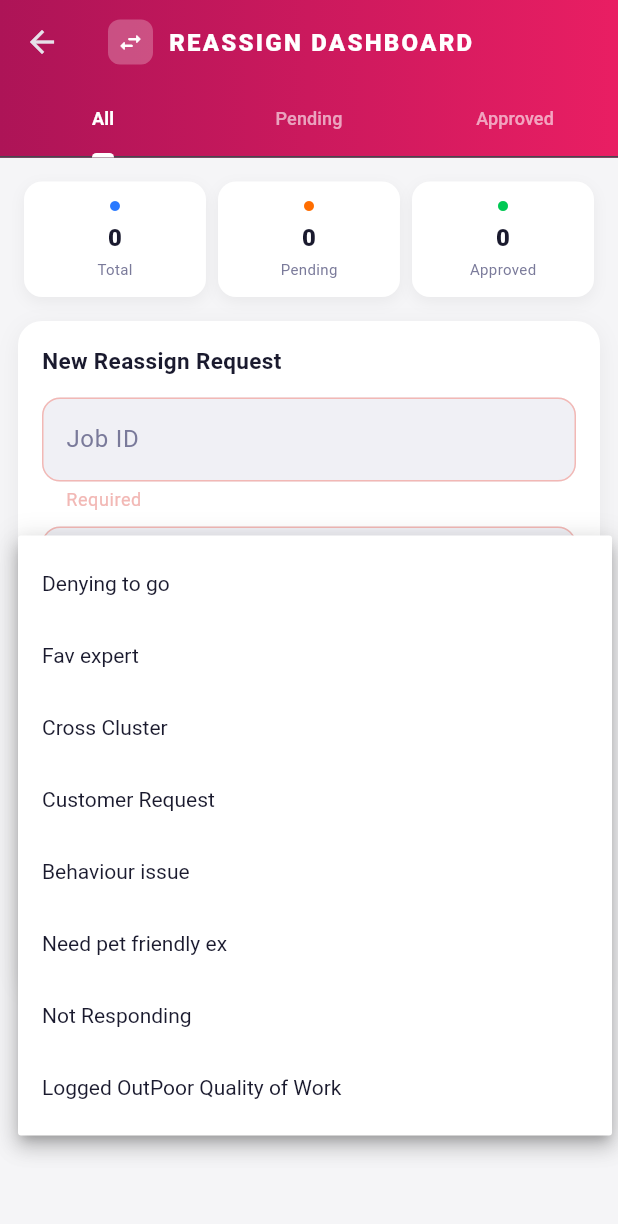
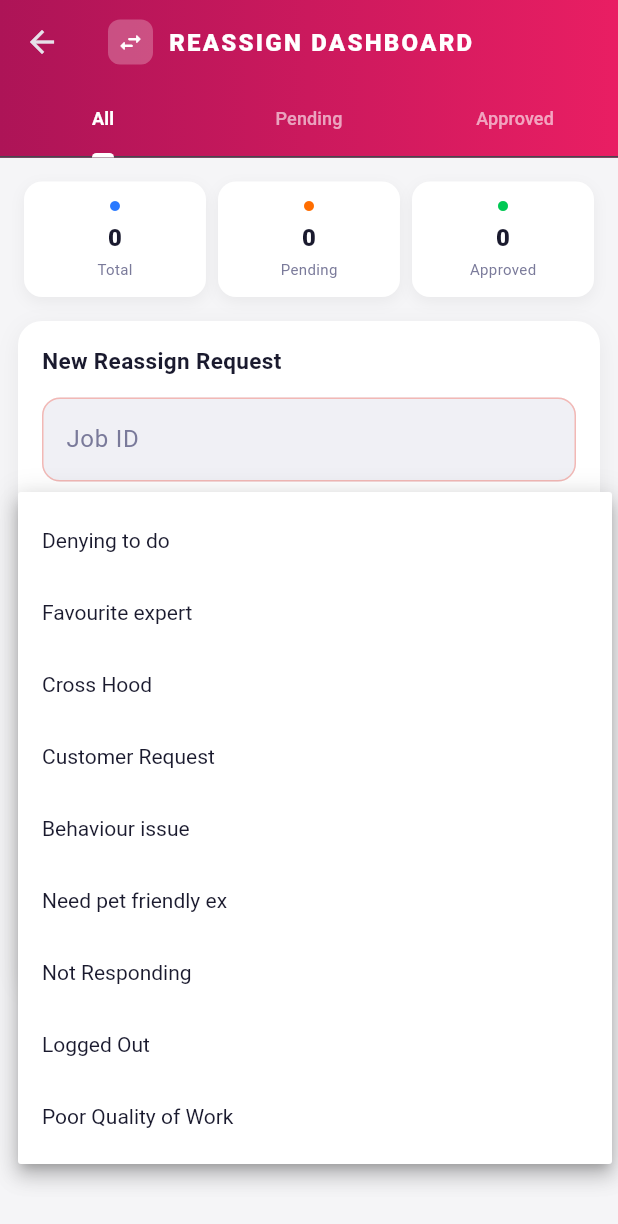
Before and after one commit to vahidali-m/LiveOps_Snabbit, a Flutter app: the ReassignRequestScreen screen opened directly, after a tap on "Submit Request", after a tap on "Reason", on a phone screen of 412 x 824 dp. Shown: the top 1224 px of the screen. Run offline on Flutter 3.47's test engine with Material 3 defaults, Android fonts, the phone set to English and light mode, and no system bars; network calls fail.

Commit message:
UI/chgeas 2

```diff
--- a/live_ops/lib/screens/reassign_request_screen.dart.dart
+++ b/live_ops/lib/screens/reassign_request_screen.dart.dart
@@ -448,16 +448,17 @@ class _ReassignRequestScreenState extends State<ReassignRequestScreen>
     ].map((e) => DropdownMenuItem(value: e, child: Text(e))).toList();
   }
 
+
   List<DropdownMenuItem<String>> _reasons() {
     return [
-      'Denying to go',
-      'Fav expert',
-      'Cross Cluster',
+      'Denying to do',
+      'Favourite expert',
+      'Cross Hood',
       'Customer Request',
       'Behaviour issue',
       'Need pet friendly ex',
       'Not Responding',
-      'Logged Out'
+      'Logged Out',
       'Poor Quality of Work'
     ].map((e) => DropdownMenuItem(value: e, child: Text(e))).toList();
   }
```
Also changed, not shown: live_ops/lib/screens/cx_request_screen.dart (+8 -8 lines), live_ops/lib/screens/ut_request_screen.dart (+18 -4 lines).
